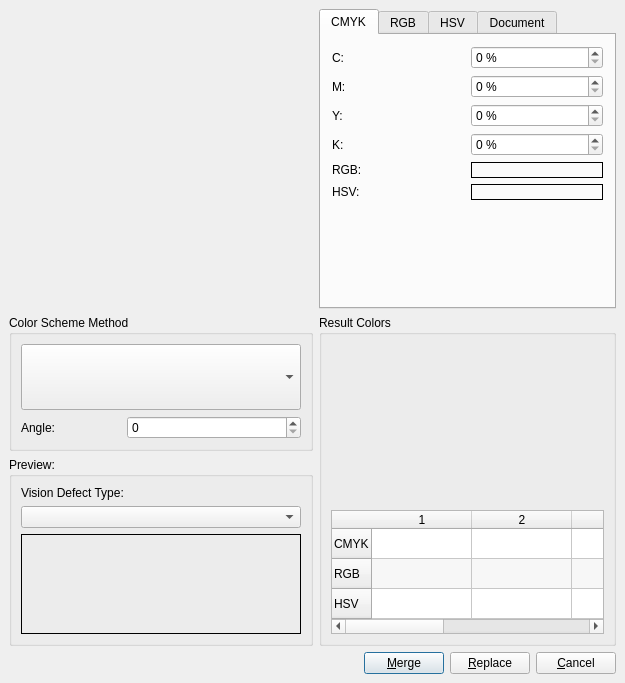
This is scribus/plugins/colorwheel/cwdialog.ui in scribusproject/scribus as Qt 5 draws it before an edit. The edited form follows.
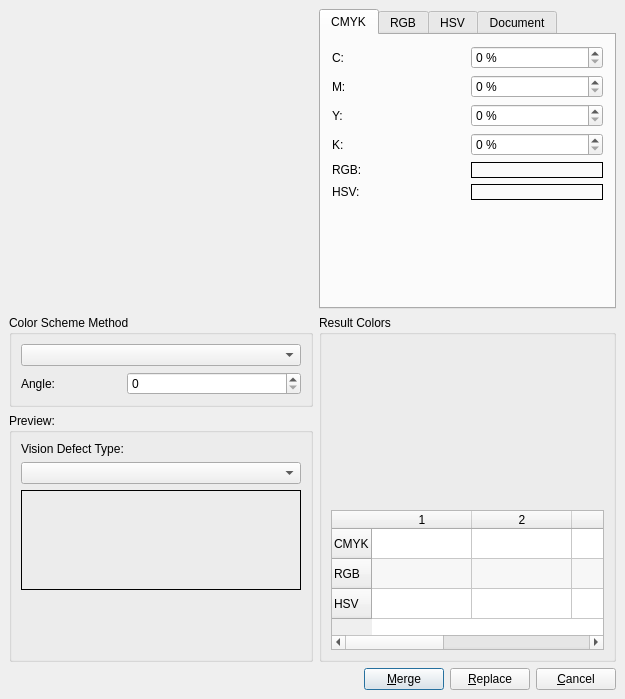
This is the edited form. Custom widgets are drawn as their Qt base class.

```diff
--- a/scribus/plugins/colorwheel/cwdialog.ui
+++ b/scribus/plugins/colorwheel/cwdialog.ui
@@ -8,7 +8,7 @@
     <x>0</x>
     <y>0</y>
     <width>625</width>
-    <height>683</height>
+    <height>699</height>
    </rect>
   </property>
   <property name="windowTitle" >
@@ -298,6 +298,19 @@
         </property>
        </widget>
       </item>
+      <item row="3" column="0" >
+       <spacer name="verticalSpacer" >
+        <property name="orientation" >
+         <enum>Qt::Vertical</enum>
+        </property>
+        <property name="sizeHint" stdset="0" >
+         <size>
+          <width>20</width>
+          <height>40</height>
+         </size>
+        </property>
+       </spacer>
+      </item>
      </layout>
     </widget>
    </item>
```
Left out of the diff: 132 changed lines with no effect on the pictures.
